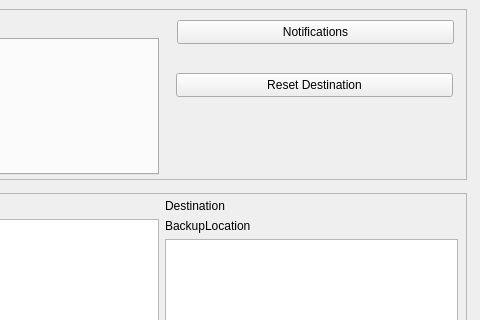
This is ui/mainwindow/mainwindow.ui in shawn-sss/backtrack as Qt 5 draws it before an edit; both pictures show x 454 to 934 and y 0 to 320 of the 934 by 570 pixel window. The edited form follows.
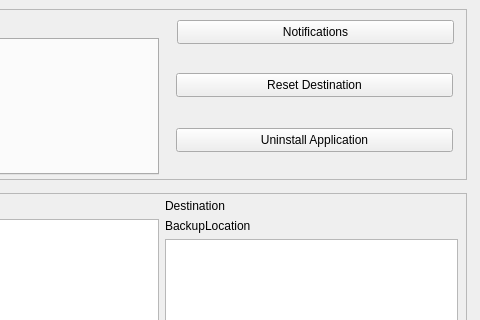
This is the edited form.

Commit message: Add uninstall button

What changed in the file:
```diff
--- a/ui/mainwindow/mainwindow.ui
+++ b/ui/mainwindow/mainwindow.ui
@@ -352,6 +352,19 @@
       <string>Reset Destination</string>
      </property>
     </widget>
+    <widget class="QPushButton" name="UninstallButton">
+     <property name="geometry">
+      <rect>
+       <x>620</x>
+       <y>119</y>
+       <width>277</width>
+       <height>24</height>
+      </rect>
+     </property>
+     <property name="text">
+      <string>Uninstall Application</string>
+     </property>
+    </widget>
    </widget>
    <zorder>DashboardContainer</zorder>
    <zorder>BackupViewContainer</zorder>
```
The commit also changes 8 other files.
